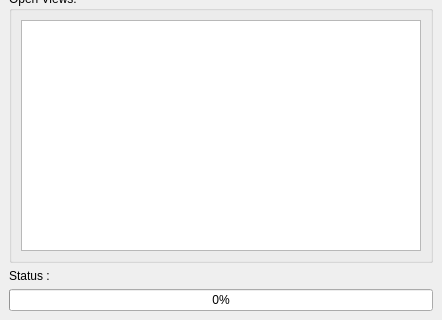
Before: the Qt Designer form mslib/msui/ui/ui_mainwindow.ui in Open-MSS/MSS, drawn with Qt 5; both pictures show x 0 to 442 and y 316 to 636 of the 442 by 636 pixel window.
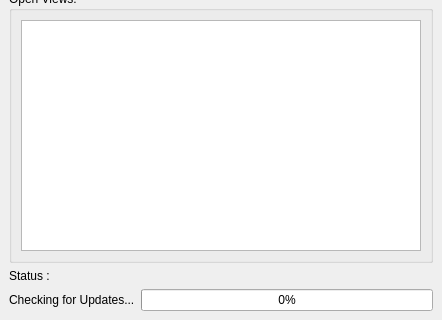
After: the same form once the commit is applied.

```diff
--- a/mslib/msui/ui/ui_mainwindow.ui
+++ b/mslib/msui/ui/ui_mainwindow.ui
@@ -75,11 +75,34 @@
      </widget>
     </item>
     <item>
+     <layout class="QHBoxLayout" name="horizontalLayout">
+      <item>
+       <widget class="QLabel" name="labelUpdate">
+        <property name="minimumSize">
+         <size>
+          <width>0</width>
+          <height>0</height>
+         </size>
+        </property>
+        <property name="text">
+         <string>Checking for Updates...</string>
+        </property>
+       </widget>
+      </item>
+      <item>
      <widget class="QProgressBar" name="progressBar">
+        <property name="maximumSize">
+         <size>
+          <width>16777215</width>
+          <height>16777215</height>
+         </size>
+        </property>
       <property name="value">
        <number>0</number>
       </property>
      </widget>
+      </item>
+     </layout>
     </item>
    </layout>
   </widget>
```
Lines whose indentation alone changed are shown as unchanged.
